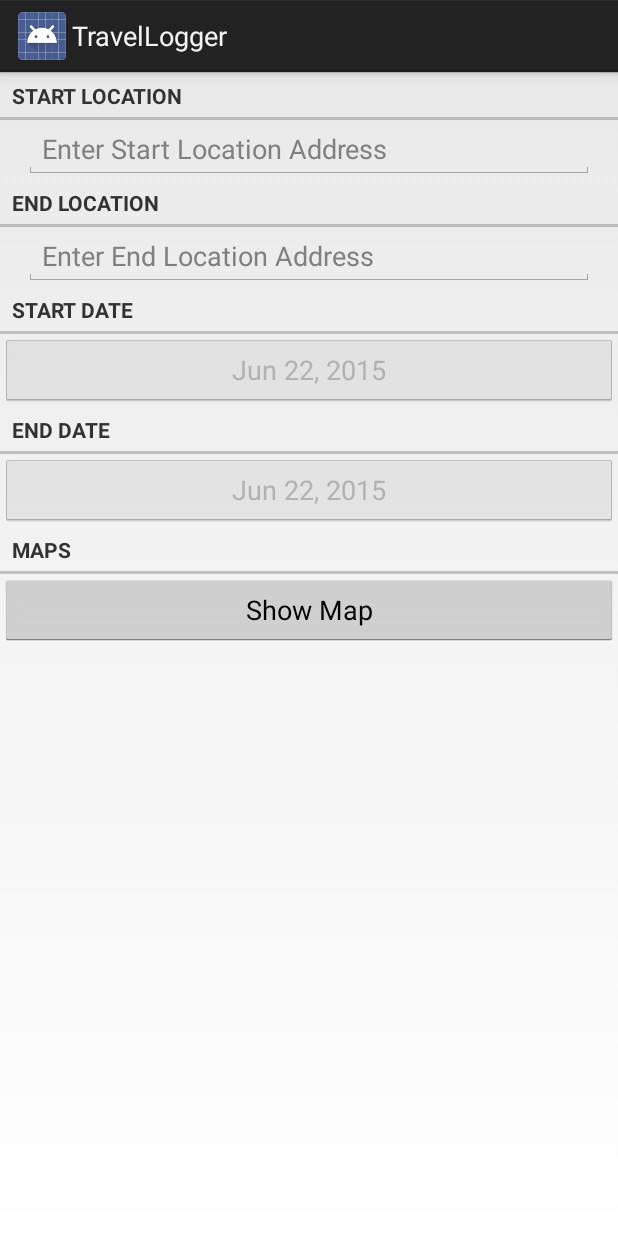
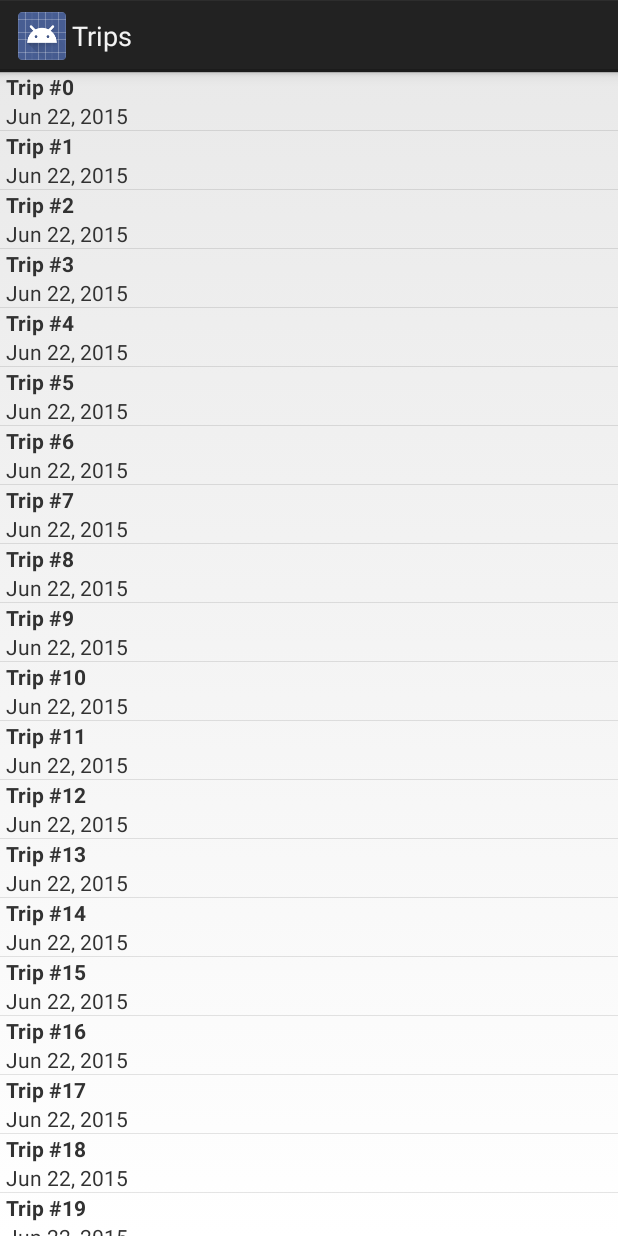
Before and after one commit to andrewszw/TravelLoger, an Android app: the screen it shows after launch (LogActivity before the commit, LoggerListActivity after it), on a phone screen of 412 x 824 dp. Run offline under Robolectric (Android 15) with nearby library versions, the phone set to English and light mode, and no system bars.

Commit message:
list view of trips now passes data with other fragment

```diff
--- a/app/src/main/java/com/example/andrewszw/travellogger/LogActivity.java
+++ b/app/src/main/java/com/example/andrewszw/travellogger/LogActivity.java
@@ -6,10 +6,15 @@ import android.os.Bundle;
 import android.view.Menu;
 import android.view.MenuItem;
 
+import java.util.UUID;
+
 public class LogActivity extends SingleFragmentActivity {
 
     @Override
     public Fragment createFragment() {
-        return new LogFragment();
+        UUID logId = (UUID)getIntent()
+                .getSerializableExtra(LogFragment.EXTRA_LOG_ID);
+
+        return LogFragment.newInstance(logId);
     }
 }
--- a/app/src/main/java/com/example/andrewszw/travellogger/Logger.java
+++ b/app/src/main/java/com/example/andrewszw/travellogger/Logger.java
@@ -14,6 +14,7 @@ public class Logger {
     private UUID mId;
     private Date mStartDate;
     private Date mEndDate;
+    private String mTitle;
     private int mLatitude;
     private int mLongitude;
 
@@ -53,4 +54,17 @@ public class Logger {
         return df.format(mEndDate).toString();
     }
 
+    @Override
+    public String toString() {
+        return mTitle;
+    }
+
+    public String getTitle() {
+        return mTitle;
+    }
+
+    public void setTitle(String title) {
+        mTitle = title;
+    }
+
 }
--- a/app/src/main/java/com/example/andrewszw/travellogger/LoggerLab.java
+++ b/app/src/main/java/com/example/andrewszw/travellogger/LoggerLab.java
@@ -1,7 +1,51 @@
 package com.example.andrewszw.travellogger;
+
+import android.content.Context;
+
+import java.lang.reflect.Array;
+import java.util.ArrayList;
+import java.util.Date;
+import java.util.UUID;
 
 /**
  * Created by andrewszw on 6/22/15.
  */
 public class LoggerLab {
+
+    private ArrayList<Logger> mLoggers;
+
+    private static LoggerLab sLoggerLab;
+    private Context mAppContext;
+
+    private LoggerLab(Context appContext) {
+        mAppContext = appContext;
+        mLoggers = new ArrayList<Logger>();
+
+        // test data
+        for(int i = 0; i < 100; i++) {
+            Logger l = new Logger();
+            l.setTitle("Trip #" + i);
+            mLoggers.add(l);
+        }
+    }
+
+    public static LoggerLab get(Context c) {
+        if(sLoggerLab == null) {
+            sLoggerLab = new LoggerLab(c.getApplicationContext());
+        }
+        return sLoggerLab;
+    }
+
+    public ArrayList<Logger> getLoggers() {
+        return mLoggers;
+    }
+
+    public Logger getLogger(UUID id) {
+        for(Logger l: mLoggers) {
+            if(l.getUUID().equals(id)) {
+                return l;
+            }
+        }
+        return null;
+    }
 }
--- /dev/null
+++ b/app/src/main/java/com/example/andrewszw/travellogger/LoggerListActivity.java
@@ -0,0 +1,14 @@
+package com.example.andrewszw.travellogger;
+
+import android.support.v4.app.Fragment;
+
+/**
+ * Created by andrewszw on 6/22/15.
+ */
+public class LoggerListActivity extends SingleFragmentActivity{
+
+    @Override
+    protected Fragment createFragment() {
+        return new LoggerListFragment();
+    }
+}
--- /dev/null
+++ b/app/src/main/java/com/example/andrewszw/travellogger/LoggerListFragment.java
@@ -0,0 +1,74 @@
+package com.example.andrewszw.travellogger;
+
+import android.content.Intent;
+import android.os.Bundle;
+import android.support.v4.app.ListFragment;
+import android.util.Log;
+import android.view.View;
+import android.view.ViewGroup;
+import android.widget.ArrayAdapter;
+import android.widget.ListView;
+import android.widget.TextView;
+
+import java.util.ArrayList;
+
+/**
+ * Created by andrewszw on 6/22/15.
+ */
+public class LoggerListFragment extends ListFragment {
+
+    private static final String TAG = "LoggerListFragment";
+
+    private ArrayList<Logger> mLoggers;
+
+    @Override
+    public void onCreate(Bundle savedInstanceState) {
+        super.onCreate(savedInstanceState);
+        getActivity().setTitle(R.string.trips);
+        mLoggers = LoggerLab.get(getActivity()).getLoggers();
+
+        LoggerAdapter adapter = new LoggerAdapter(mLoggers);
+        setListAdapter(adapter);
+    }
+
+    @Override
+    public void onListItemClick(ListView l, View v, int position, long id) {
+        Logger logger = (Logger)(getListAdapter()).getItem(position);
+
+        Intent i = new Intent(getActivity(), LogActivity.class);
+        i.putExtra(LogFragment.EXTRA_LOG_ID, logger.getUUID());
+        startActivity(i);
+    }
+
+    @Override
+    public void onResume() {
+        super.onResume();
+        ((LoggerAdapter)getListAdapter()).notifyDataSetChanged();
+    }
+
+    private class LoggerAdapter extends ArrayAdapter<Logger> {
+
+        public LoggerAdapter(ArrayList<Logger> loggers) {
+            super(getActivity(), 0, loggers);
+        }
+
+        public View getView(int position, View convertView, ViewGroup parent) {
+            if(convertView == null) {
+                convertView = getActivity().getLayoutInflater()
+                        .inflate(R.layout.list_item_logger, null);
+            }
+
+            Logger l = getItem(position);
+
+            TextView titleTextView =
+                    (TextView)convertView.findViewById(R.id.logger_list_item_title);
+            titleTextView.setText(l.getTitle());
+
+            TextView dateTextView =
+                    (TextView)convertView.findViewById(R.id.logger_list_item_startDate);
+            dateTextView.setText(l.getStartDateFormat());
+
+            return convertView;
+        }
+    }
+}
--- /dev/null
+++ b/app/src/main/res/layout/list_item_logger.xml
@@ -0,0 +1,25 @@
+<?xml version="1.0" encoding="utf-8"?>
+<RelativeLayout xmlns:android="http://schemas.android.com/apk/res/android"
+    android:layout_width="match_parent"
+    android:layout_height="wrap_content" >
+
+    <TextView
+        android:id="@+id/logger_list_item_title"
+        android:layout_width="match_parent"
+        android:layout_height="wrap_content"
+        android:textStyle="bold"
+        android:paddingLeft="4dp"
+        android:paddingRight="4dp"
+        android:text="Trip Title" />
+
+    <TextView
+        android:id="@+id/logger_list_item_startDate"
+        android:layout_width="match_parent"
+        android:layout_height="wrap_content"
+        android:layout_below="@+id/logger_list_item_title"
+        android:textStyle="normal"
+        android:paddingLeft="4dp"
+        android:paddingRight="4dp"
+        android:text="Trip Start" />
+
+</RelativeLayout>
--- a/app/src/main/res/values/strings.xml
+++ b/app/src/main/res/values/strings.xml
@@ -3,12 +3,14 @@
 
     <string name="action_settings">Settings</string>
 
-    <string name="start_location_label">Start Location</string>
-    <string name="start_location_hint">Enter Start Location Address</string>
-    <string name="end_location_label">End Location</string>
+    <string name="title_label">Title</string>
+    <string name="title_hint">Enter a Trip Title</string>
+    <string name="locations">Start and End Locations</string>
+    <string name="start_location_hint">Enter Start Location Address</string>>
     <string name="end_location_hint">Enter End Location Address</string>
     <string name="start_date">Start Date</string>
     <string name="end_date">End Date</string>
     <string name="maps">Maps</string>
     <string name="create_map">Show Map</string>
+    <string name="trips">Trips</string>
 </resources>
```
Also changed, not shown: app/src/main/AndroidManifest.xml (+6 -5 lines), app/src/main/java/com/example/andrewszw/travellogger/LogFragment.java (+46 -1 lines), app/src/main/res/layout/fragment_log.xml (+15 -7 lines).
